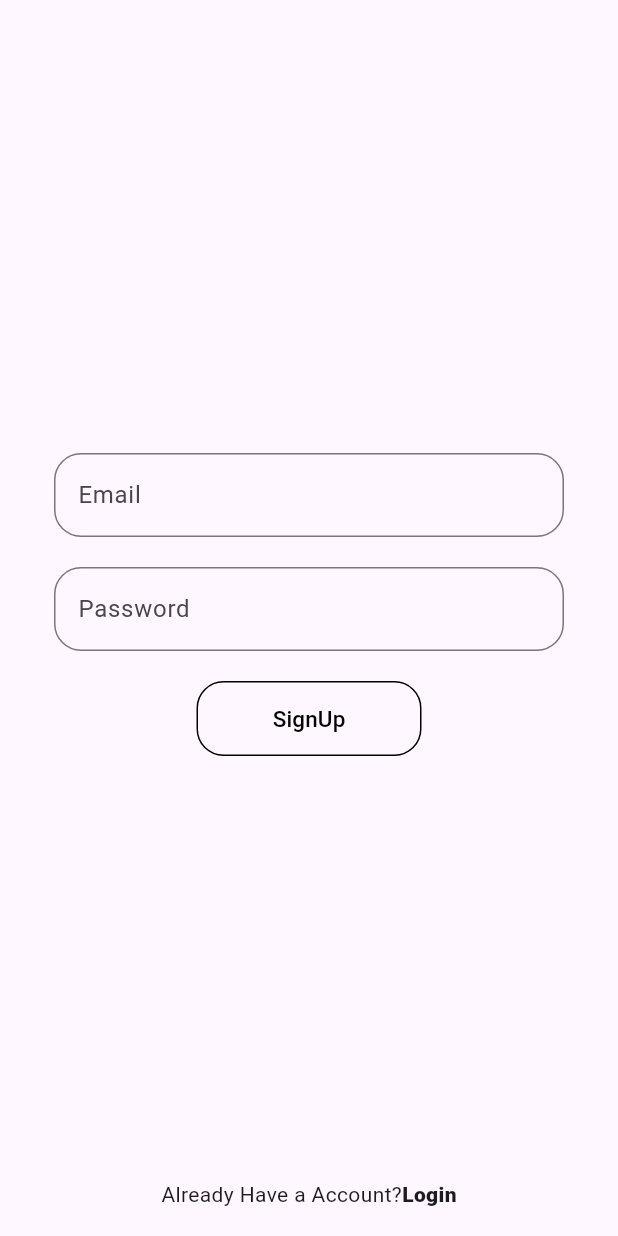
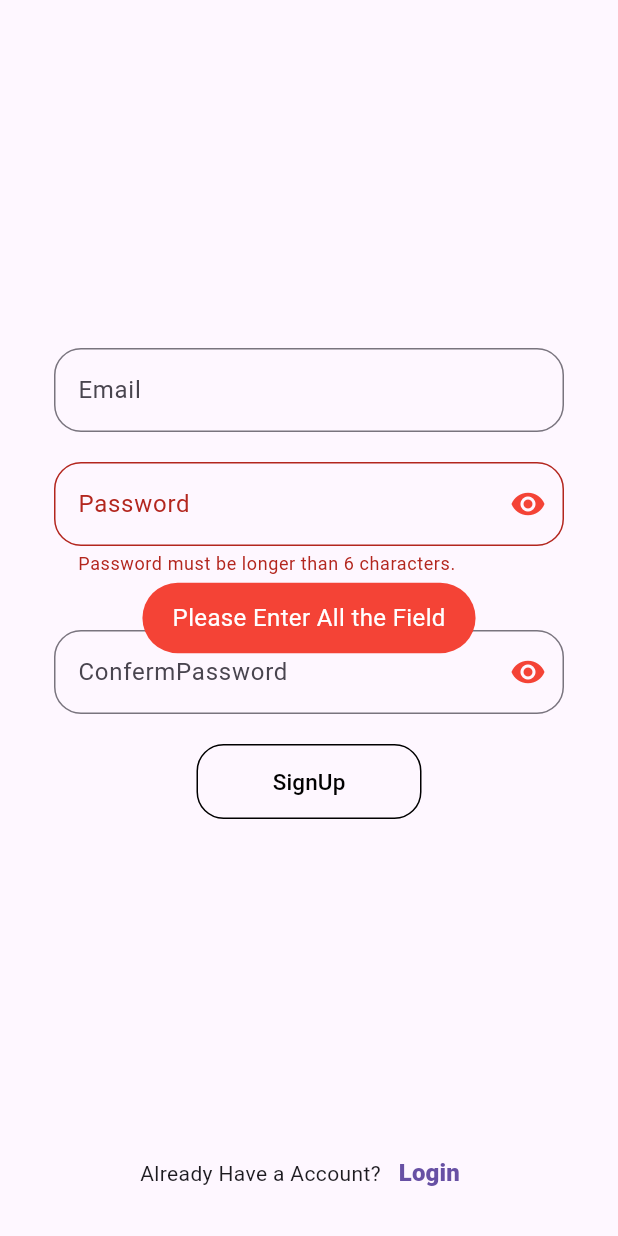
Before and after one commit to GhostOfUchia/chit_chat, a Flutter app: the screen it shows after launch, after a tap on "SignUp", on a phone screen of 412 x 824 dp. Run offline on Flutter 3.47's test engine with Material 3 defaults, Android fonts, the phone set to English and light mode, and no system bars; our stand-ins replace cloud_firestore, firebase_auth, firebase_core, fluttertoast; accounts and stored records are empty.

Commit message:
Sign Up Method complete but one error

```diff
--- a/chit_chat/lib/pages/signup_page.dart
+++ b/chit_chat/lib/pages/signup_page.dart
@@ -1,4 +1,4 @@
-import 'package:chit_chat/validater.dart';
+import 'package:chit_chat/service/validater.dart';
 import 'package:flutter/material.dart';
 
 class SignUpPage extends StatefulWidget {
--- a/lib/main.dart
+++ b/lib/main.dart
@@ -5,6 +5,7 @@ import 'package:flutter/material.dart';
 import 'firebase_options.dart';
 
 void main() async {
+  WidgetsFlutterBinding.ensureInitialized();
   await Firebase.initializeApp(
     options: DefaultFirebaseOptions.currentPlatform,
   );
@@ -17,7 +18,7 @@ class ChatApp extends StatelessWidget {
   @override
   Widget build(BuildContext context) {
     return const MaterialApp(
-      debugShowCheckedModeBanner: true,
+      debugShowCheckedModeBanner: false,
       home: SignUpPage(),
     );
   }
--- a/lib/pages/signup_page.dart
+++ b/lib/pages/signup_page.dart
@@ -1,4 +1,9 @@
-import 'package:chit_chat/validater.dart';
+import 'package:chit_chat/models/user_model.dart';
+import 'package:chit_chat/pages/login_page.dart';
+import 'package:chit_chat/service/show_toast.dart';
+import 'package:chit_chat/service/validater.dart';
+import 'package:cloud_firestore/cloud_firestore.dart';
+import 'package:firebase_auth/firebase_auth.dart';
 import 'package:flutter/material.dart';
 
 class SignUpPage extends StatefulWidget {
@@ -11,6 +16,32 @@ class SignUpPage extends StatefulWidget {
 class _SignUpPageState extends State<SignUpPage> {
   TextEditingController emailController = TextEditingController();
   TextEditingController passwordController = TextEditingController();
+  TextEditingController cnPasswordController = TextEditingController();
+
+  bool show = true;
+
+  signUp(String email, String password) async {
+    UserCredential? userCredential;
+    try {
+      userCredential = await FirebaseAuth.instance
+          .createUserWithEmailAndPassword(email: email, password: password);
+    } on FirebaseAuthException catch (ex) {
+      showToast(ex.toString());
+    }
+
+    if (userCredential != null) {
+      String uid = userCredential.user!.uid;
+      UserModel newUser =
+          UserModel(fullname: "", uid: uid, email: email, profilepic: "");
+      await FirebaseFirestore.instance
+          .collection("users")
+          .doc(uid)
+          .set(newUser.toMap())
+          .then((value) {
+        showToast("new User Created");
+      });
+    }
+  }
 
   final GlobalKey<FormState> _formKey = GlobalKey();
   @override
@@ -31,7 +62,9 @@ class _SignUpPageState extends State<SignUpPage> {
                   ),
 
                   TextFormField(
+                    autovalidateMode: AutovalidateMode.onUserInteraction,
                     controller: emailController,
+                    validator: Validater.validateEmail,
                     decoration: InputDecoration(
                         hintText: "Email",
                         labelText: "Email",
@@ -46,10 +79,56 @@ class _SignUpPageState extends State<SignUpPage> {
                   TextFormField(
                     autovalidateMode: AutovalidateMode.onUserInteraction,
                     controller: passwordController,
+                    obscureText: show,
                     validator: Validater.validatePassword,
                     decoration: InputDecoration(
+                        suffixIcon: IconButton(
+                          onPressed: () {
+                            setState(() {
+                              show = !show;
+                            });
+                          },
+                          icon: Icon(
+                            Icons.remove_red_eye,
+                            color: (show) ? Colors.red : Colors.black,
+                          ),
+                        ),
                         hintText: "Password",
                         labelText: "Password",
+                        border: OutlineInputBorder(
+                            borderRadius: BorderRadius.circular(18.0))),
+                  ),
+
+                  const SizedBox(
+                    height: 20.0,
+                  ),
+
+                  TextFormField(
+                    autovalidateMode: AutovalidateMode.onUserInteraction,
+                    controller: cnPasswordController,
+                    obscureText: show,
+                    validator: (value) {
+                      if (passwordController.text.trim() !=
+                          cnPasswordController.text.trim()) {
+                        return "PassWord Did Not match";
+                      } else {
+                        return null;
+                      }
+                    },
+                    decoration: InputDecoration(
+                        suffixIcon: IconButton(
+                          onPressed: () {
+                            setState(() {
+                              show = !show;
+                            });
+                          },
+                          icon: Icon(
+                            Icons.remove_red_eye,
+                            color: (show) ? Colors.red : Colors.black,
+                          ),
+                        ),
+                        hintText: "ConfermPassword",
+                        labelText: "ConfermPassword",
                         border: OutlineInputBorder(
                             borderRadius: BorderRadius.circular(18.0))),
                   ),
@@ -62,7 +141,14 @@ class _SignUpPageState extends State<SignUpPage> {
                     height: 50,
                     width: 150,
                     child: OutlinedButton(
-                        onPressed: () {},
+                        onPressed: () {
+                          if (_formKey.currentState!.validate()) {
+                            signUp(emailController.text.trim(),
+                                passwordController.text.trim());
+                          } else {
+                            showToast("Please Enter All the Field");
+                          }
+                        },
                         style: OutlinedButton.styleFrom(
                           foregroundColor: Colors.black,
                           side: const BorderSide(color: Colors.black),
@@ -80,16 +166,22 @@ class _SignUpPageState extends State<SignUpPage> {
               )),
         ),
       ),
-      bottomNavigationBar: const Padding(
-        padding: EdgeInsets.only(bottom: 18.0),
+      bottomNavigationBar: Padding(
+        padding: const EdgeInsets.only(bottom: 18.0),
         child: Row(
           mainAxisAlignment: MainAxisAlignment.center,
           children: [
-            Text("Already Have a Account?"),
-            Text(
-              "Login",
-              style: TextStyle(fontWeight: FontWeight.w800),
-            )
+            const Text("Already Have a Account?"),
+            TextButton(
+                onPressed: () {
+                  Navigator.push(context, MaterialPageRoute(builder: (context) {
+                    return const LoginPage();
+                  }));
+                },
+                child: const Text(
+                  "Login",
+                  style: TextStyle(fontWeight: FontWeight.w800, fontSize: 16),
+                ))
           ],
         ),
       ),
--- /dev/null
+++ b/lib/service/show_toast.dart
@@ -0,0 +1,13 @@
+import 'package:flutter/material.dart';
+import 'package:fluttertoast/fluttertoast.dart';
+
+showToast(String msg) {
+  Fluttertoast.showToast(
+      msg: msg,
+      toastLength: Toast.LENGTH_SHORT,
+      gravity: ToastGravity.CENTER,
+      timeInSecForIosWeb: 1,
+      backgroundColor: Colors.red,
+      textColor: Colors.white,
+      fontSize: 16.0);
+}
--- a/lib/validater.dart
+++ b/lib/service/validater.dart
@@ -1,4 +1,19 @@
 class Validater {
+  static String? validateEmail(email) {
+    const pattern = r"(?:[a-z0-9!#$%&'*+/=?^_`{|}~-]+(?:\.[a-z0-9!#$%&'"
+        r'*+/=?^_`{|}~-]+)*|"(?:[\x01-\x08\x0b\x0c\x0e-\x1f\x21\x23-\x5b\x5d-'
+        r'\x7f]|\\[\x01-\x09\x0b\x0c\x0e-\x7f])*")@(?:(?:[a-z0-9](?:[a-z0-9-]*'
+        r'[a-z0-9])?\.)+[a-z0-9](?:[a-z0-9-]*[a-z0-9])?|\[(?:(?:(2(5[0-5]|[0-4]'
+        r'[0-9])|1[0-9][0-9]|[1-9]?[0-9]))\.){3}(?:(2(5[0-5]|[0-4][0-9])|1[0-9]'
+        r'[0-9]|[1-9]?[0-9])|[a-z0-9-]*[a-z0-9]:(?:[\x01-\x08\x0b\x0c\x0e-\x1f\'
+        r'x21-\x5a\x53-\x7f]|\\[\x01-\x09\x0b\x0c\x0e-\x7f])+)\])';
+    final regex = RegExp(pattern);
+
+    return email.isNotEmpty && !regex.hasMatch(email)
+        ? 'Enter a valid email address'
+        : null;
+  }
+
   static String? validatePassword(password) {
     // Password length greater than 6
     if (password.length < 6) {
--- a/pubspec.yaml
+++ b/pubspec.yaml
@@ -36,6 +36,9 @@ dependencies:
   # Use with the CupertinoIcons class for iOS style icons.
   cupertino_icons: ^1.0.6
   firebase_core: ^3.4.0
+  firebase_auth: ^5.3.1
+  cloud_firestore: ^5.4.4
+  fluttertoast: ^8.2.8
 
 dev_dependencies:
   flutter_test:
```
Also changed, not shown: lib/pages/login_page.dart (+5 -2 lines), pubspec.lock, 5 other files.
